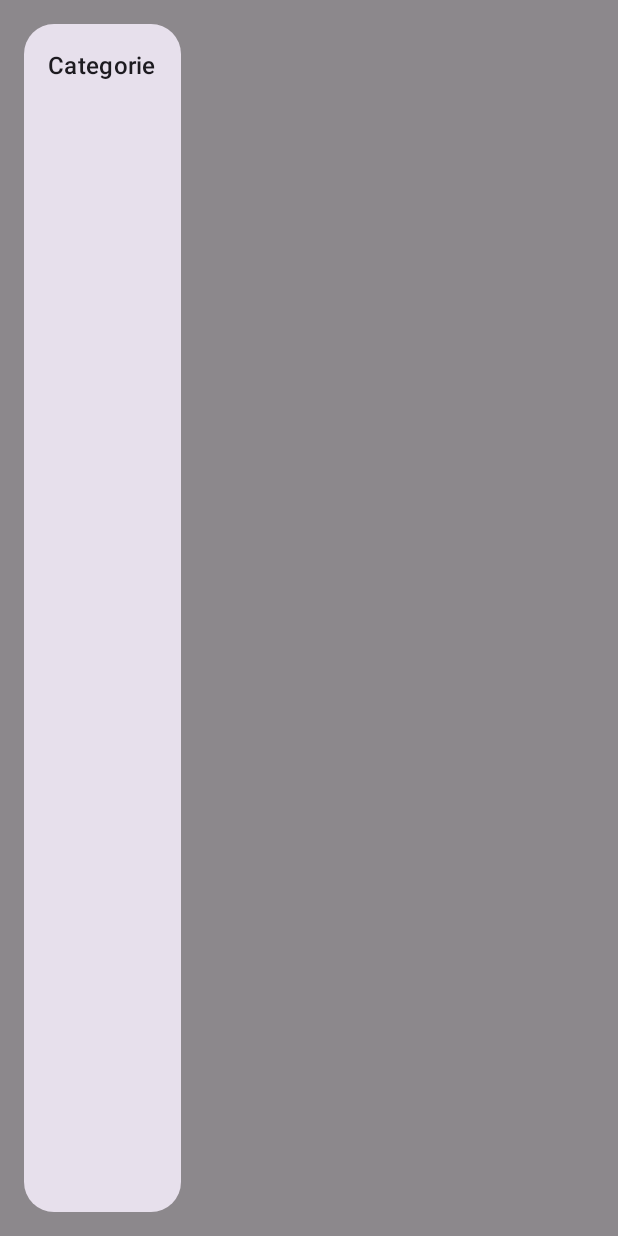
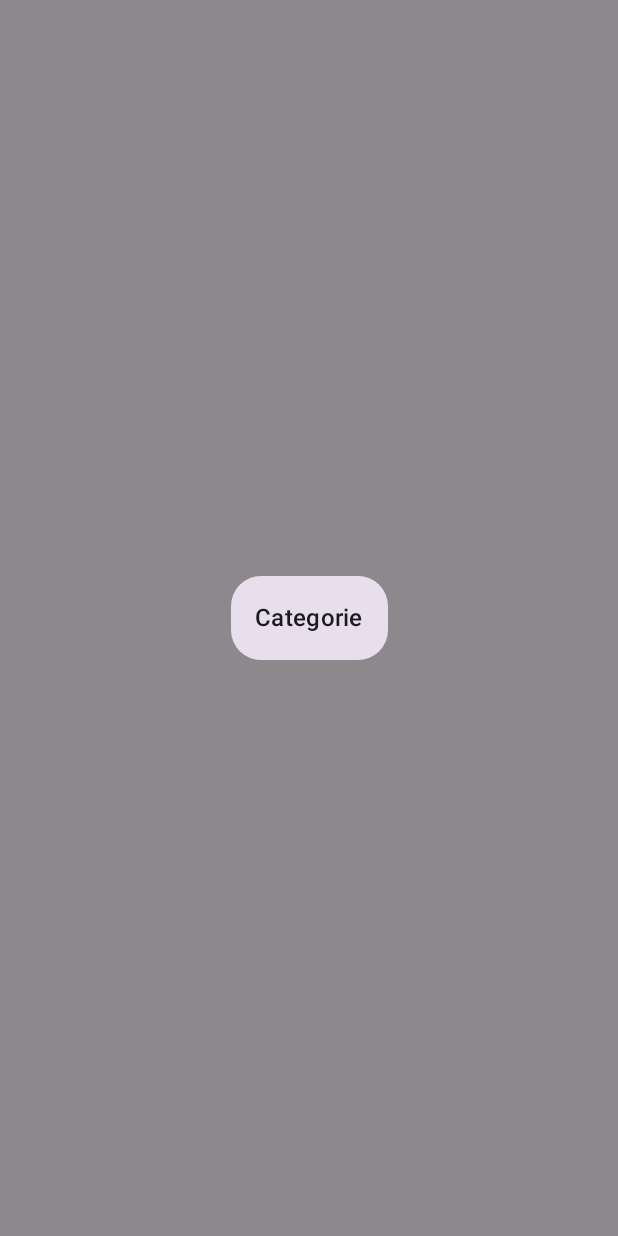
Before and after one commit to PierCascett/SmartShopMobile, an Android app built with Jetpack Compose: the composable SideMenuOverlay called with empty values, on a phone screen of 412 x 824 dp. Run offline under Robolectric (Android 15) with nearby library versions, the phone set to English and light mode, and no system bars.

Commit message:
sistemato center e altezza

```diff
--- a/app/src/main/java/it/unito/smartshopmobile/ui/screens/CatalogScreen.kt
+++ b/app/src/main/java/it/unito/smartshopmobile/ui/screens/CatalogScreen.kt
@@ -18,6 +18,7 @@ import androidx.compose.foundation.layout.size
 import androidx.compose.foundation.layout.width
 import androidx.compose.foundation.layout.widthIn
 import androidx.compose.foundation.layout.wrapContentHeight
+import androidx.compose.foundation.layout.heightIn
 import androidx.compose.foundation.lazy.LazyColumn
 import androidx.compose.foundation.lazy.LazyRow
 import androidx.compose.foundation.lazy.items
@@ -700,10 +701,10 @@ private fun SideMenuOverlay(
             sections = sections,
             onEntrySelected = onEntrySelected,
             modifier = Modifier
-                .align(Alignment.CenterStart)
+                .align(Alignment.Center) // centra sia orizz. che vert.
                 .padding(16.dp)
-                .fillMaxHeight()
-                .widthIn(max = 320.dp)
+                .heightIn(max = 1000.dp) // non occupa tutto lo schermo
+                .widthIn(max = 360.dp)
         )
     }
 }
@@ -727,9 +728,9 @@ private fun CartOverlay(
             onDecrease = onDecrease,
             onRemove = onRemove,
             modifier = Modifier
-                .align(Alignment.CenterEnd)
+                .align(Alignment.Center) // centra sia orizz. che vert.
                 .padding(16.dp)
-                .fillMaxHeight()
+                .heightIn(max = 560.dp) // dimensione compatta per il pannello
                 .widthIn(max = 360.dp)
         )
     }
```
